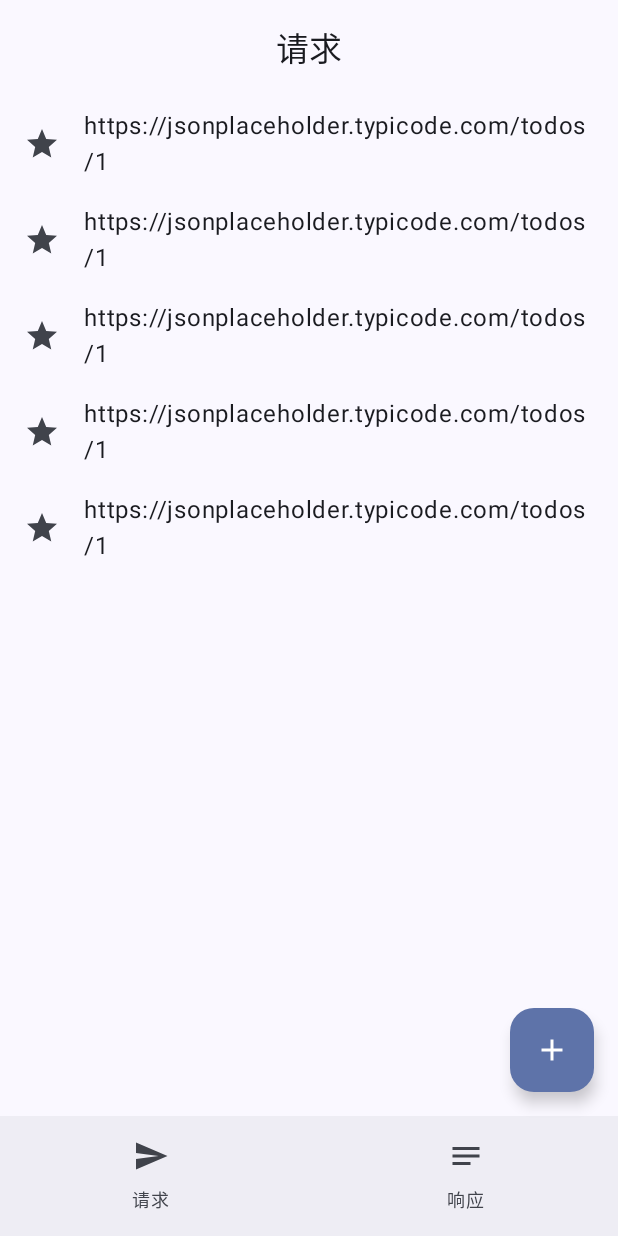
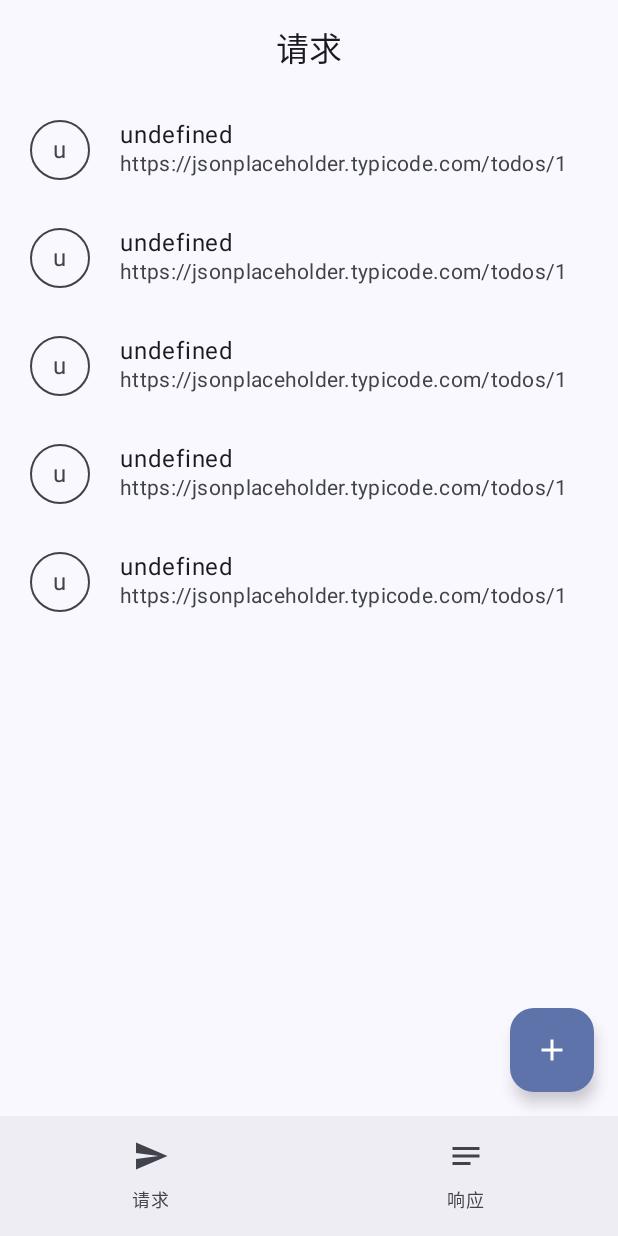
Before and after one commit to AuTsing/durl, an Android app built with Jetpack Compose: the @Preview function MainScreenPreview, on a phone screen of 412 x 824 dp. Run offline under Robolectric (Android 15) with nearby library versions, the phone set to English and light mode, and no system bars.

Commit message:
optimize request item

```diff
--- a/app/src/main/java/com/autsing/durl/model/Request.kt
+++ b/app/src/main/java/com/autsing/durl/model/Request.kt
@@ -4,5 +4,6 @@ import kotlinx.serialization.Serializable
 
 @Serializable
 data class Request(
+    val name: String = "undefined",
     val url: String = "https://jsonplaceholder.typicode.com/todos/1",
 )
--- a/app/src/main/java/com/autsing/durl/ui/composable/RequestContent.kt
+++ b/app/src/main/java/com/autsing/durl/ui/composable/RequestContent.kt
@@ -2,10 +2,9 @@ package com.autsing.durl.ui.composable
 
 import androidx.compose.foundation.lazy.LazyColumn
 import androidx.compose.foundation.lazy.items
-import androidx.compose.material.icons.Icons
-import androidx.compose.material.icons.filled.Star
-import androidx.compose.material3.Icon
 import androidx.compose.material3.ListItem
+import androidx.compose.material3.MaterialTheme
+import androidx.compose.material3.OutlinedIconButton
 import androidx.compose.material3.Text
 import androidx.compose.runtime.Composable
 import com.autsing.durl.model.Request
@@ -18,12 +17,25 @@ fun RequestContent(
         items(requests) {
             ListItem(
                 leadingContent = {
-                    Icon(
-                        Icons.Filled.Star,
-                        contentDescription = "Request icon",
+                    OutlinedIconButton(onClick = { }) {
+                        Text(
+                            text = it.name.first().toString(),
+                            style = MaterialTheme.typography.bodyLarge,
+                        )
+                    }
+                },
+                headlineContent = {
+                    Text(
+                        text = it.name,
+                        style = MaterialTheme.typography.bodyLarge,
                     )
                 },
-                headlineContent = { Text(it.url) },
+                supportingContent = {
+                    Text(
+                        text = it.url,
+                        style = MaterialTheme.typography.bodyMedium,
+                    )
+                },
             )
         }
     }
```
Also changed, not shown: app/src/main/java/com/autsing/durl/ui/composable/AddRequestScreen.kt (+22 -3 lines), app/src/main/java/com/autsing/durl/viewmodel/RequestViewModel.kt (+9 -0 lines).
